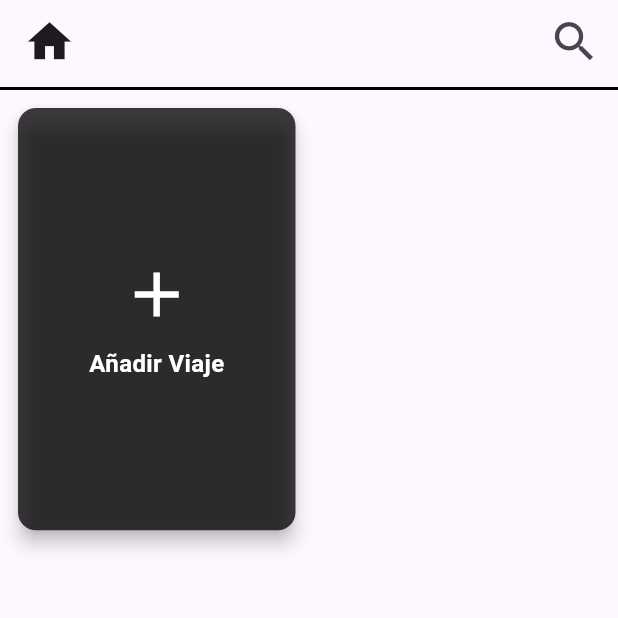
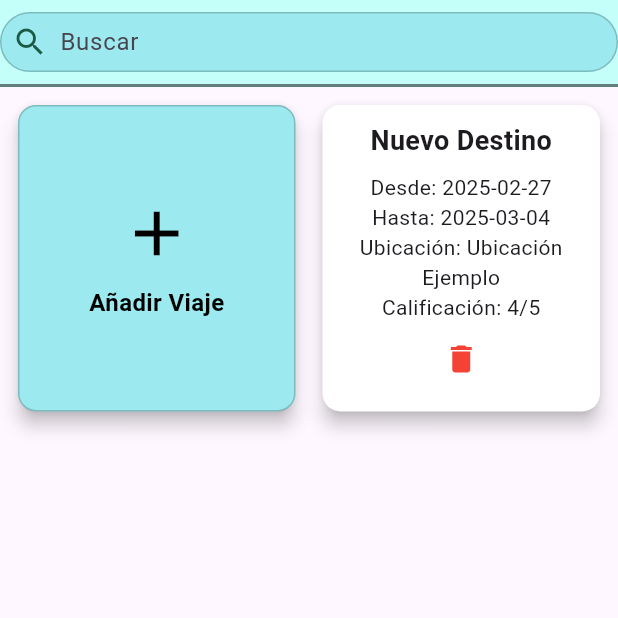
Before and after one commit to andrews0212/TravelTales, a Flutter app: the screen it shows after launch, after a tap on "Añadir Viaje", on a phone screen of 412 x 824 dp, the top half of it. Run offline on Flutter 3.47's test engine with Material 3 defaults, Android fonts, the phone set to English and light mode, and no system bars; our stand-ins replace sqflite, sqflite_common_ffi; accounts and stored records are empty.

Commit message:
Mejora de la interfaz

```diff
--- a/lib/main.dart
+++ b/lib/main.dart
@@ -60,27 +60,29 @@ class _MyHomePageState extends State<MyHomePage> {
   @override
   Widget build(BuildContext context) {
     return Scaffold(
+
       appBar: AppBar(
+        backgroundColor: Color.fromARGB(255,196, 255, 249),
         bottom: PreferredSize(
-            preferredSize: const Size.fromHeight(4.0),
-            child: Container(
-              color: Colors.black,
-              height: 2.0,
-            )),
-        leading: IconButton(
-          icon: Icon(Icons.home, size: 35),
-          padding: EdgeInsets.only(left: 10.0),
-          onPressed: () {
-
-          },
+        preferredSize: Size.fromHeight(2.0), // Grosor de la línea
+        child: Container(
+        color: Colors.black.withOpacity(0.5), // Color de la línea
+        height: 2.0, // Grosor de la línea
+        ),
         ),
         actions: <Widget>[
-          IconButton(
-            icon: Icon(Icons.search, size: 35),
-            padding: EdgeInsets.only(right: 10.0),
-            onPressed: () {
-              cargarViajes(); // Recargar viajes
-            },
+          SizedBox(
+            width: MediaQuery.of(context).size.width * 1, // Ajusta el ancho según necesites
+            height: 40,
+            child: SearchBar(
+              overlayColor: MaterialStateProperty.all(Colors.white12),
+              leading: const Icon(Icons.search, color: Color.fromARGB(255, 28, 90, 69)),
+              hintText: "Buscar",
+              backgroundColor: WidgetStateProperty.all(Color.fromARGB(255,156, 234, 239)),
+              elevation: MaterialStateProperty.all(0),
+              side: WidgetStateProperty.all(new BorderSide(color: Colors.black.withOpacity(0.2), width: 1)),
+
+            ),
           ),
         ],
       ),
@@ -104,17 +106,18 @@ class _MyHomePageState extends State<MyHomePage> {
         crossAxisCount: 2, // Número de columnas
         crossAxisSpacing: 10,
         mainAxisSpacing: 8,
-        childAspectRatio: 1 / 1.5, // Ajusta la proporción según necesites
+        childAspectRatio: 1 / 1.1, // Ajusta la proporción según necesites
       ),
       itemCount: viajes.length + 1, // Siempre hay una tarjeta extra para añadir
       itemBuilder: (BuildContext context, int index) {
         if (index == 0) {
           // Primera tarjeta: botón para añadir un viaje
           return Card(
-            color: new Color.fromARGB(194, 0, 0, 0),
+            color: Color.fromARGB(255,156, 234, 239),
             shadowColor: Colors.black,
             shape: RoundedRectangleBorder(
               borderRadius: BorderRadius.circular(12.0),
+              side: BorderSide(color: Colors.black.withOpacity(0.2)),
             ),
             elevation: 5,
             child: Padding(
@@ -125,26 +128,26 @@ class _MyHomePageState extends State<MyHomePage> {
 
 
 
-                  // await sql_helper.insertViaje(Viaje(
-                  //     id: viajes.isEmpty ? 1 : viajes.last.id! + 1, // Asegura un ID único
-                  //     destino: "Nuevo Destino",
-                  //     fecha_inicio: DateTime.now(),
-                  // fecha_fin: DateTime.now().add(Duration(days: 5)),
-                  // ubicacion: "Ubicación Ejemplo",
-                  // calificacionViaje: 4,
-                  // ));
-                  // cargarViajes();
+                  await sql_helper.insertViaje(Viaje(
+                      id: viajes.isEmpty ? 1 : viajes.last.id! + 1, // Asegura un ID único
+                      destino: "Nuevo Destino",
+                      fecha_inicio: DateTime.now(),
+                  fecha_fin: DateTime.now().add(Duration(days: 5)),
+                  ubicacion: "Ubicación Ejemplo",
+                  calificacionViaje: 4,
+                  ));
+                  cargarViajes();
                 },
 
                 child: Column(
                 mainAxisAlignment: MainAxisAlignment.center,
                 children: [
 
-                  Icon(Icons.add, color: Colors.white, size: 50),
+                  Icon(Icons.add, color: Colors.black, size: 50),
                   SizedBox(height: 10),
                   Text(
                     "Añadir Viaje",
-                    style: TextStyle(fontSize: 16, fontWeight: FontWeight.bold, color: Colors.white),
+                    style: TextStyle(fontSize: 16, fontWeight: FontWeight.bold, color: Colors.black),
                   ),
                 ],
               ),
```
